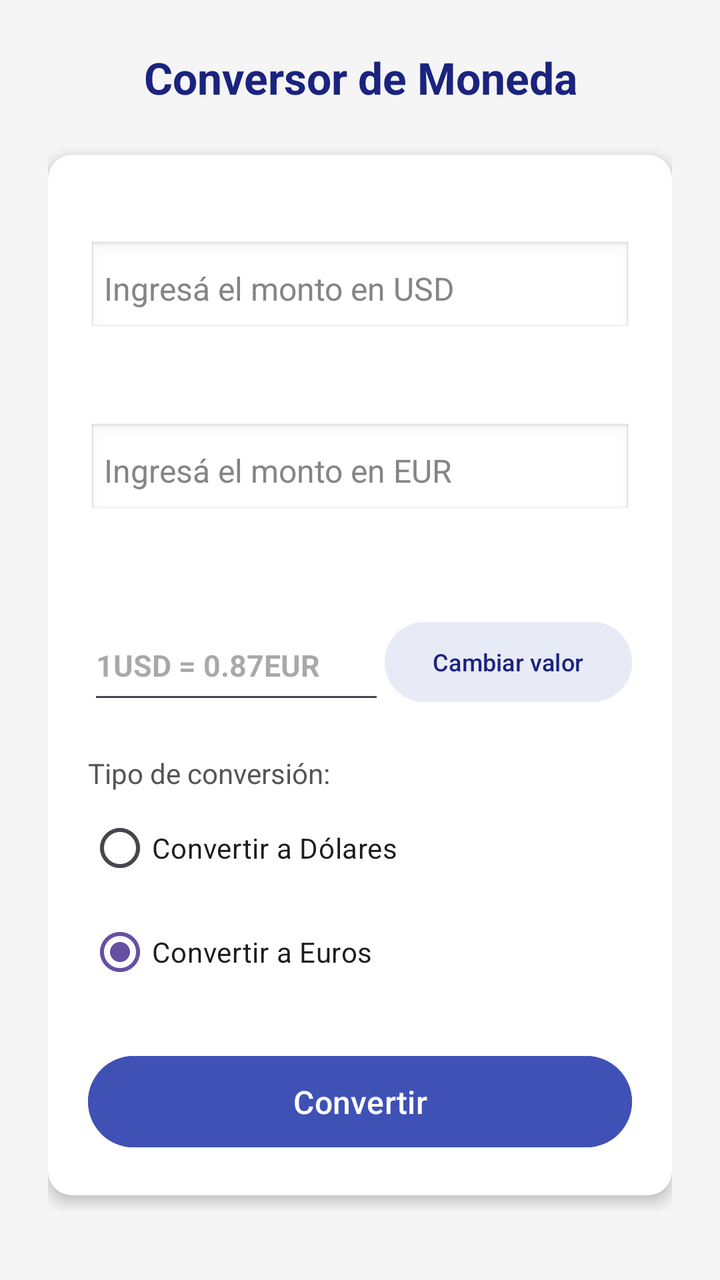
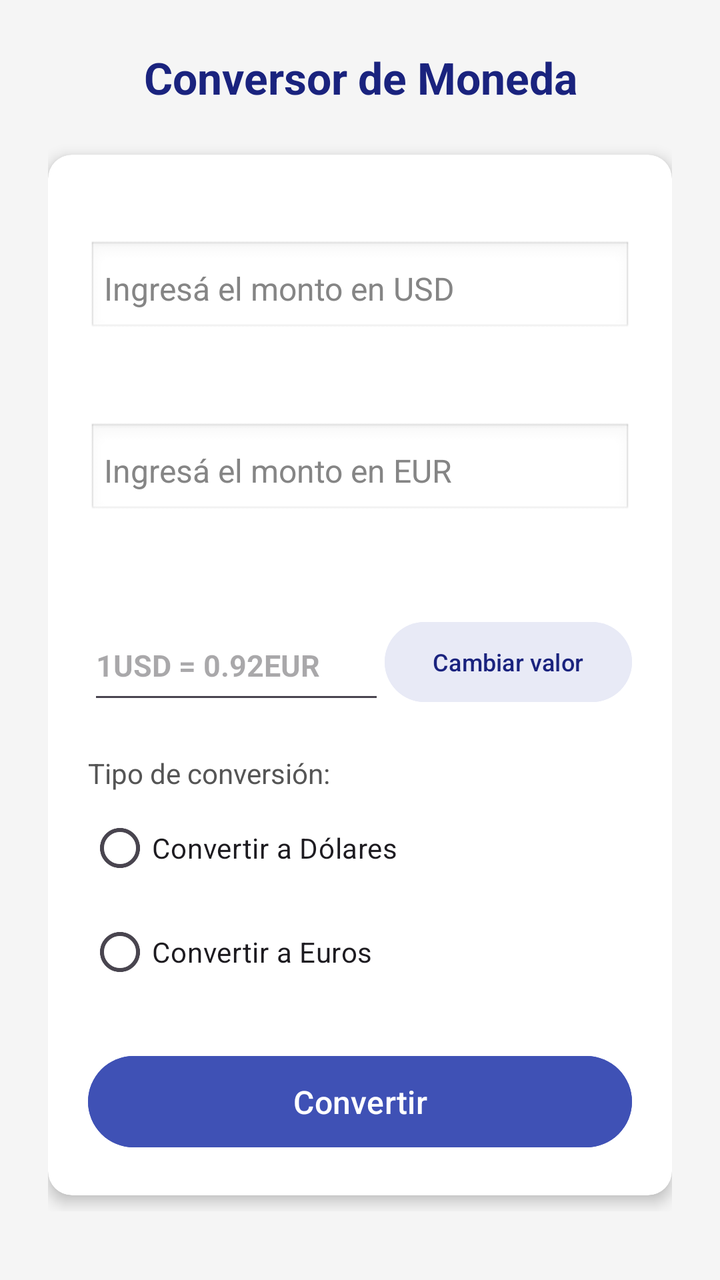

Before-and-after screenshots of an Android layout around one commit, followed by the original layout XML and the change that was made.
<!-- AndroidManifest.xml: application theme Theme.Practico1 -->
<!-- res/layout/activity_main.xml -->
<?xml version="1.0" encoding="utf-8"?>
<ScrollView xmlns:android="http://schemas.android.com/apk/res/android"
    xmlns:app="http://schemas.android.com/apk/res-auto"
    xmlns:tools="http://schemas.android.com/tools"
    android:id="@+id/main"
    android:layout_width="match_parent"
    android:layout_height="match_parent"
    android:background="#F5F5F5"
    tools:context=".MainActivity">

    <LinearLayout
        android:layout_width="match_parent"
        android:layout_height="wrap_content"
        android:orientation="vertical"
        android:padding="24dp">

        
        <TextView
            android:layout_width="match_parent"
            android:layout_height="wrap_content"
            android:text="@string/conversor_de_moneda"
            android:textSize="22sp"
            android:textStyle="bold"
            android:textColor="#1A237E"
            android:gravity="center"
            android:paddingBottom="24dp" />

        
        <androidx.cardview.widget.CardView
            android:layout_width="match_parent"
            android:layout_height="wrap_content"
            android:layout_marginBottom="8dp"
            app:cardCornerRadius="12dp"
            app:cardElevation="4dp"
            tools:ignore="RedundantNamespace">

            <LinearLayout
                android:layout_width="match_parent"
                android:layout_height="wrap_content"
                android:orientation="vertical"
                android:padding="20dp">

                
                <TextView
                    android:layout_width="wrap_content"
                    android:layout_height="wrap_content"
                    android:text="@string/d_lares_usd"
                    android:textSize="14sp"
                    android:textColor="#FFFFFF"
                    android:paddingBottom="4dp" />

                <EditText
                    android:id="@+id/etDolares"
                    android:layout_width="match_parent"
                    android:layout_height="wrap_content"
                    android:layout_marginBottom="20dp"
                    android:background="@android:drawable/edit_text"
                    android:hint="@string/ingres_el_monto_en_usd"
                    android:textColorHint="@color/hint_color"
                    android:textColor="@color/black"
                    android:inputType="numberDecimal"
                    android:padding="8dp"
                    android:textSize="16sp" />

                
                <TextView
                    android:layout_width="wrap_content"
                    android:layout_height="wrap_content"
                    android:text="@string/euros_eur"
                    android:textSize="14sp"
                    android:textColor="#FFFFFF"
                    android:paddingBottom="4dp" />

                <EditText
                    android:id="@+id/etEuros"
                    android:layout_width="match_parent"
                    android:layout_height="wrap_content"
                    android:hint="@string/ingres_el_monto_en_eur"
                    android:textColorHint="@color/hint_color"
                    android:inputType="numberDecimal"
                    android:background="@android:drawable/edit_text"
                    android:textColor="@color/black"
                    android:padding="8dp"
                    android:textSize="16sp"
                    android:layout_marginBottom="24dp" />

                
                <TextView
                    android:layout_width="wrap_content"
                    android:layout_height="wrap_content"
                    android:text="@string/valor_de_conversi_n"
                    android:textSize="13sp"
                    android:textColor="#FFFFFF"
                    android:paddingBottom="4dp" />

                <LinearLayout
                    android:layout_width="match_parent"
                    android:layout_height="wrap_content"
                    android:orientation="horizontal"
                    android:gravity="center_vertical"
                    android:layout_marginBottom="20dp">

                    
                    <EditText
                        android:id="@+id/etTipoCambio"
                        android:layout_width="0dp"
                        android:layout_height="52dp"
                        android:layout_weight="1"
                        android:hint="@string/_1usd_0_87eur"
                        android:textSize="15sp"
                        android:textStyle="bold"
                        android:textColor="#FFFFFF" />

                    
                    <Button
                        android:id="@+id/btnCambiarValor"
                        android:layout_width="wrap_content"
                        android:layout_height="wrap_content"
                        android:text="@string/cambiar_valor"
                        android:textSize="12sp"
                        android:backgroundTint="#E8EAF6"
                        android:textColor="#1A237E" />
                </LinearLayout>

                
                <TextView
                    android:layout_width="wrap_content"
                    android:layout_height="wrap_content"
                    android:text="@string/tipo_de_conversi_n"
                    android:textSize="14sp"
                    android:textColor="#555555"
                    android:paddingBottom="4dp" />

                <RadioGroup
                    android:id="@+id/rgTipoConversion"
                    android:layout_width="match_parent"
                    android:layout_height="wrap_content"
                    android:orientation="vertical"
                    android:layout_marginBottom="24dp">

                    <RadioButton
                        android:id="@+id/rbDolares"
                        android:layout_width="wrap_content"
                        android:layout_height="wrap_content"
                        android:text="@string/convertir_a_d_lares"
                        android:textSize="14sp"
                        android:buttonTint="#3F51B5" />

                    <RadioButton
                        android:id="@+id/rbEuros"
                        android:layout_width="wrap_content"
                        android:layout_height="wrap_content"
                        android:text="@string/convertir_a_euros"
                        android:textSize="14sp"
                        android:buttonTint="#3F51B5"
                        android:layout_marginTop="4dp"
                        android:checked="true"/>
                </RadioGroup>

                
                <Button
                    android:id="@+id/btnConvertir"
                    android:layout_width="match_parent"
                    android:layout_height="wrap_content"
                    android:text="@string/convertir"
                    android:textSize="16sp"
                    android:textColor="#FFFFFF"
                    android:backgroundTint="#3F51B5"
                    android:padding="12dp" />

            </LinearLayout>
        </androidx.cardview.widget.CardView>

    </LinearLayout>





</ScrollView>
<!-- resources referenced by this layout -->
<resources>
  <color name="black">#FF000000</color>
  <string name="_1usd_0_87eur">1USD = 0.87EUR</string>
  <string name="cambiar_valor">Cambiar valor</string>
  <string name="conversor_de_moneda">Conversor de Moneda</string>
  <string name="convertir">Convertir</string>
  <string name="convertir_a_d_lares">Convertir a Dólares</string>
  <string name="convertir_a_euros">Convertir a Euros</string>
  <string name="d_lares_usd">Dólares (USD):</string>
  <string name="euros_eur">Euros (EUR):</string>
  <string name="ingres_el_monto_en_eur">Ingresá el monto en EUR</string>
  <string name="ingres_el_monto_en_usd">Ingresá el monto en USD</string>
  <string name="tipo_de_conversi_n">Tipo de conversión:</string>
  <string name="valor_de_conversi_n">Valor de conversión:</string>
  <style name="Theme.Practico1" parent="Base.Theme.Practico1" />
  <style name="Base.Theme.Practico1" parent="Theme.Material3.DayNight.NoActionBar">
          
          
      </style>
</resources>

<!-- the commit's change to res/layout/activity_main.xml (unified diff, before → after) -->
@@ -153,8 +153,7 @@
                         android:text="@string/convertir_a_euros"
                         android:textSize="14sp"
                         android:buttonTint="#3F51B5"
-                        android:layout_marginTop="4dp"
-                        android:checked="true"/>
+                        android:layout_marginTop="4dp" />
                 </RadioGroup>
 
                 
<!-- resource entries referenced after the edit -->
@@ -1,7 +1,7 @@
 <!-- resources referenced by this layout -->
 <resources>
   <color name="black">#FF000000</color>
-  <string name="_1usd_0_87eur">1USD = 0.87EUR</string>
+  <string name="_1usd_0_87eur">1USD = 0.92EUR</string>
   <string name="cambiar_valor">Cambiar valor</string>
   <string name="conversor_de_moneda">Conversor de Moneda</string>
   <string name="convertir">Convertir</string>
